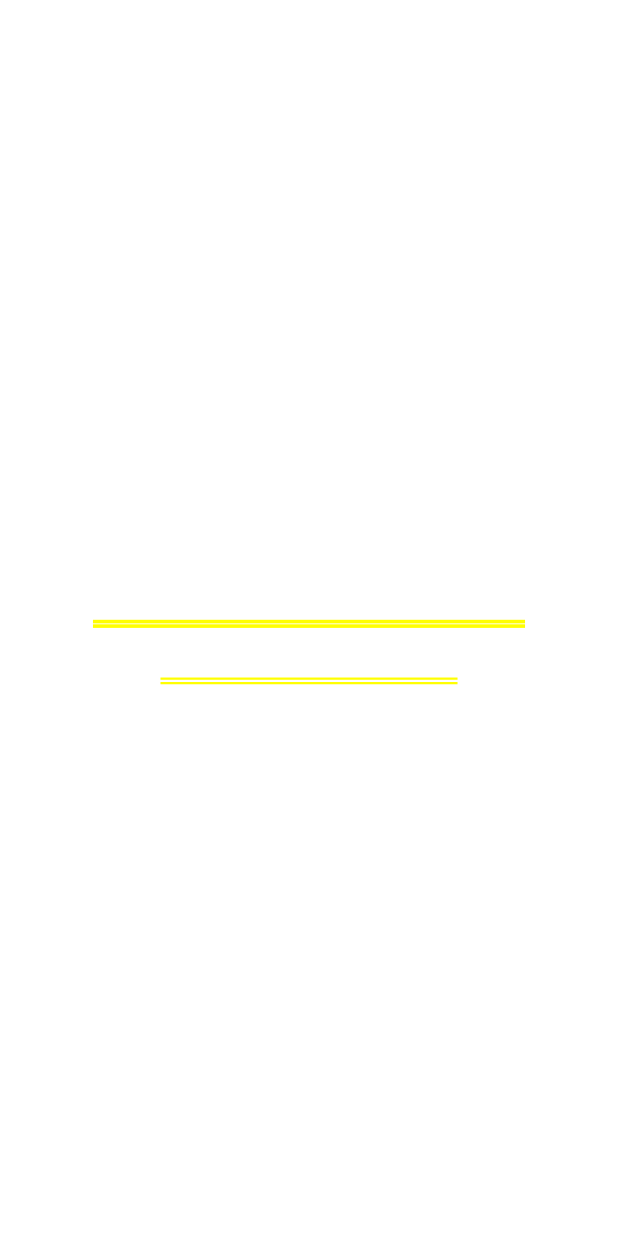
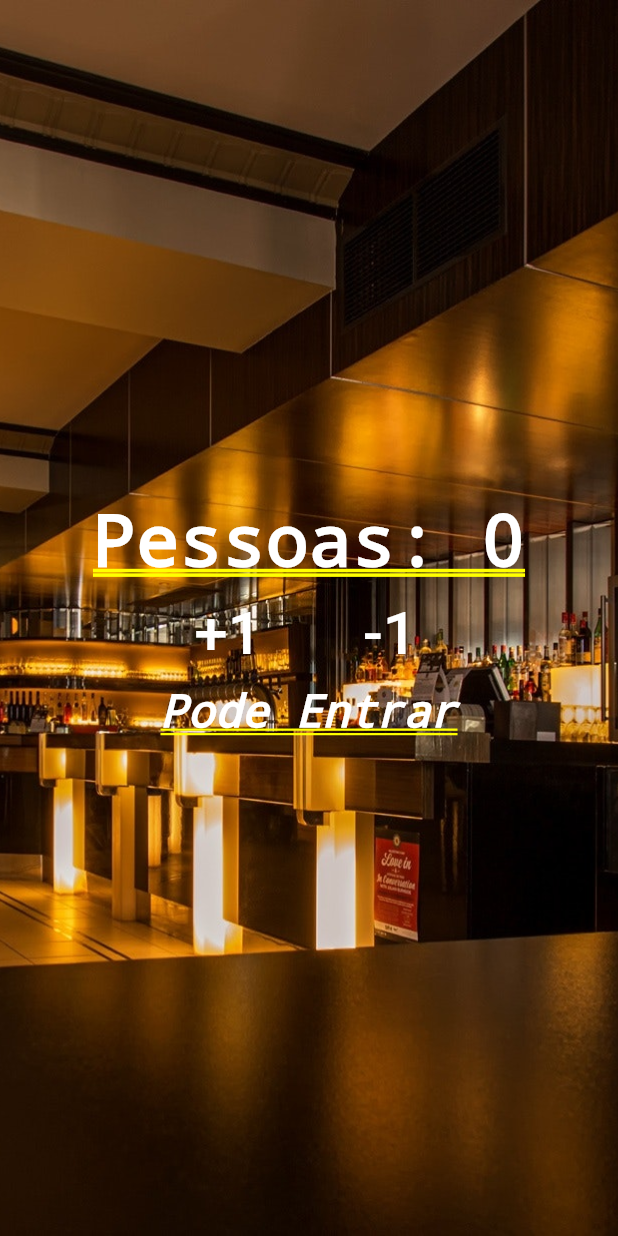
Before and after one commit to BarrosLucas/ContadorDePessoas, a Flutter app: the screen it shows after launch, on a phone screen of 412 x 824 dp. Run offline on Flutter 3.47's test engine with Material 2 defaults, Android fonts, the phone set to English and light mode, and no system bars.

```diff
--- a/lib/main.dart
+++ b/lib/main.dart
@@ -3,17 +3,80 @@ import 'package:flutter/material.dart';
 void main() {
   runApp(MaterialApp(
       title: "Contador de Pessoas",
-      home: Column(
-        mainAxisAlignment: MainAxisAlignment.center,
-        children: <Widget>[
-          Text("Pessoas: 0",
-              style:
-                  TextStyle(color: Colors.white, fontWeight: FontWeight.bold)),
-          Text("Pode Entrar",
-              style:
-                  TextStyle(color: Colors.white,
-                      fontStyle: FontStyle.italic,
-                      fontSize: 30.0),)
-        ],
-      )));
+      home: Home()
+  ));
 }
+
+class Home extends StatefulWidget {
+  @override
+  _HomeState createState() => _HomeState();
+}
+
+class _HomeState extends State<Home> {
+  int _people = 0;
+  String texto = "Pode Entrar";
+  void _changePeople(int qnt){
+    setState(() {
+      if(qnt < 0){
+        if(_people > 0){
+          _people+=qnt;
+          texto = "Pode Entrar";
+        }else{
+          texto = "Não cabe";
+        }
+      }else{
+        _people+=qnt;
+        texto = "Pode Entrar";
+      }
+
+    });
+  }
+  @override
+  Widget build(BuildContext context) {
+    return Stack(
+      children: <Widget>[
+        Image.asset(
+          "img/original.jpg",
+          fit: BoxFit.cover,
+          height: 1000.0,
+        ),
+        Column(
+          mainAxisAlignment: MainAxisAlignment.center,
+          children: <Widget>[
+            Text("Pessoas: $_people",
+                style: TextStyle(
+                    color: Colors.white, fontWeight: FontWeight.bold)),
+            Row(
+              mainAxisAlignment: MainAxisAlignment.center,
+              children: <Widget>[
+                Padding(
+                  padding: EdgeInsets.all(10.0),
+                  child: FlatButton(
+                    child: Text("+1",
+                        style: TextStyle(color: Colors.white, fontSize: 40)),
+                    onPressed: () {_changePeople(1);debugPrint("+1");},
+                  ),
+                ),
+                Padding(
+                  padding: EdgeInsets.all(10.0),
+                  child: FlatButton(
+                    child: Text("-1",
+                        style: TextStyle(color: Colors.white, fontSize: 40)),
+                    onPressed: () {_changePeople(-1);debugPrint("-1");},
+                  ),
+                ),
+              ],
+            ),
+            Text(
+              texto,
+              style: TextStyle(
+                  color: Colors.white,
+                  fontStyle: FontStyle.italic,
+                  fontSize: 30.0),
+            )
+          ],
+        )
+      ],
+    );
+  }
+}
--- a/pubspec.yaml
+++ b/pubspec.yaml
@@ -40,6 +40,9 @@ flutter:
   # the material Icons class.
   uses-material-design: true
 
+  assets:
+    - img/original.jpg
+
   # To add assets to your application, add an assets section, like this:
   # assets:
   #  - images/a_dot_burr.jpeg
```
Also changed, not shown: img/original.jpg (added).
